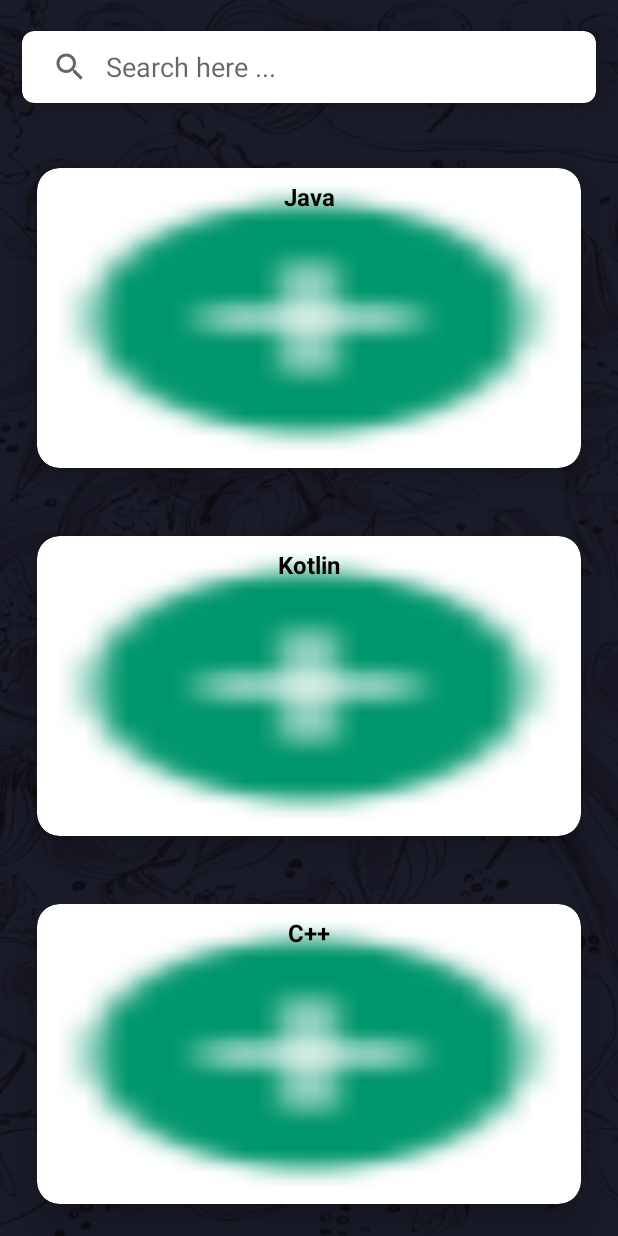
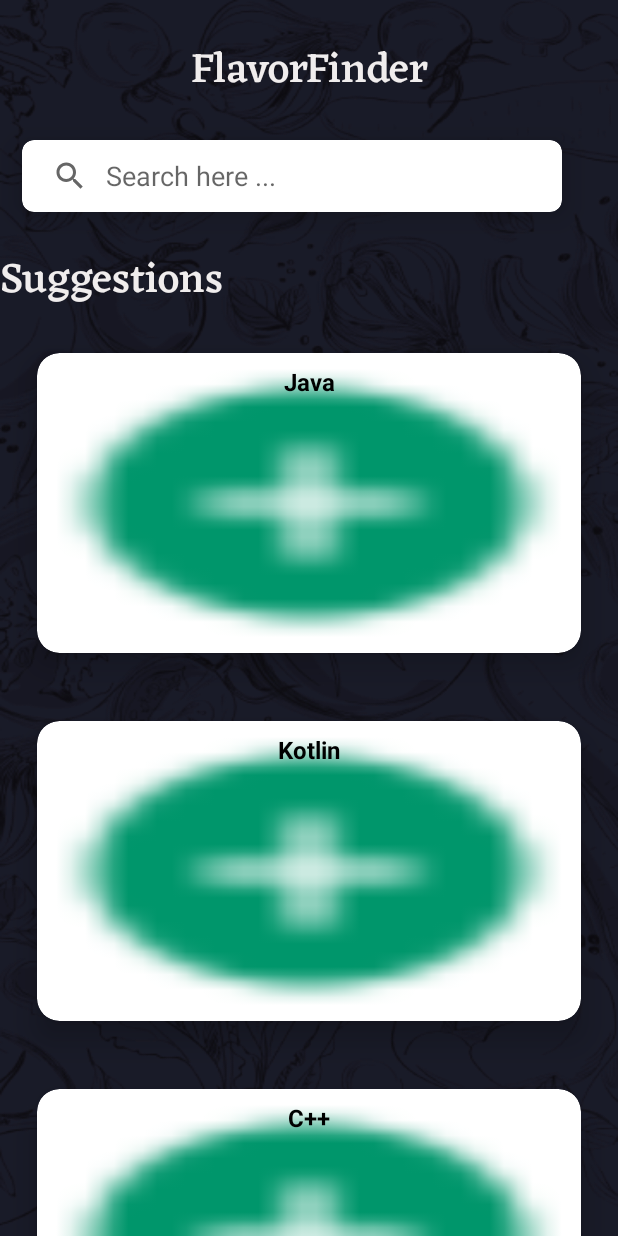
Before and after one commit to AakifAhmedd/MobileAppDev-CW2, an Android app: the SearchActivity screen opened directly, with no data from a screen before it, on a phone screen of 412 x 824 dp. Run offline under Robolectric (Android 15) with nearby library versions, the phone set to English and light mode, and no system bars.

```diff
--- a/app/src/main/res/layout/activity_search.xml
+++ b/app/src/main/res/layout/activity_search.xml
@@ -6,56 +6,58 @@
     xmlns:app="http://schemas.android.com/apk/res-auto"
     android:background="@drawable/bg_img">
 
+
+    <LinearLayout
+        android:id="@+id/search_screen"
+        android:layout_width="match_parent"
+        android:layout_height="match_parent"
+        android:orientation="vertical">
+
         <TextView
             android:id="@+id/textView"
             android:layout_width="match_parent"
             android:layout_height="wrap_content"
+            android:layout_marginTop="22dp"
+            android:fontFamily="@font/eczarm"
             android:gravity="center"
             android:text="@string/app_name"
             android:textColor="@color/white"
-        android:fontFamily="@font/eczarm"
-        android:textSize="28sp"
-        app:layout_constraintTop_toTopOf="parent"
-        android:layout_marginTop="22dp"/>
-
+            android:textSize="28sp" />
 
         <com.google.android.material.card.MaterialCardView
             android:id="@+id/materialCardView"
-        android:layout_width="0dp"
+            android:layout_width="wrap_content"
             android:layout_height="wrap_content"
             app:cardCornerRadius="8dp"
             app:cardElevation="12dp"
-        app:cardUseCompatPadding="true"
-        app:layout_constraintEnd_toEndOf="parent"
-        app:layout_constraintHorizontal_bias="0.5"
-        app:layout_constraintStart_toStartOf="parent"
-        app:layout_constraintTop_toTopOf="parent">
+            app:cardUseCompatPadding="true">
 
             <androidx.appcompat.widget.SearchView
                 android:id="@+id/searchView"
-            android:layout_width="match_parent"
+                android:layout_width="360dp"
                 android:layout_height="wrap_content"
                 app:iconifiedByDefault="false"
+                app:layout_constraintTop_toBottomOf="@+id/textView"
                 app:queryBackground="@android:color/transparent"
-            app:queryHint="Search here ..."
-            app:layout_constraintTop_toBottomOf="@+id/textView"/>
+                app:queryHint="Search here ..." />
 
         </com.google.android.material.card.MaterialCardView>
 
-
+        <TextView
+            android:id="@+id/suggestions"
+            android:layout_width="match_parent"
+            android:layout_height="wrap_content"
+            android:fontFamily="@font/eczarm"
+            android:text="@string/suggestions"
+            android:textColor="@color/white"
+            android:textSize="28sp" />
 
         <androidx.recyclerview.widget.RecyclerView
             android:id="@+id/recyclerView"
-        android:layout_width="0dp"
-        android:layout_height="0dp"
-        app:layout_constraintBottom_toBottomOf="parent"
-        app:layout_constraintEnd_toEndOf="parent"
-        app:layout_constraintHorizontal_bias="0.5"
-        app:layout_constraintStart_toStartOf="parent"
-        app:layout_constraintTop_toBottomOf="@+id/materialCardView" />
+            android:layout_width="match_parent"
+            android:layout_height="match_parent" />
 
-
-
+    </LinearLayout>
 
 
 </androidx.constraintlayout.widget.ConstraintLayout>
--- a/app/src/main/res/values-night/themes.xml
+++ b/app/src/main/res/values-night/themes.xml
@@ -4,7 +4,7 @@
         <!-- Primary brand color. -->
         <item name="colorPrimary">@color/colorPrimary</item>
         <item name="colorPrimaryVariant">@color/colorPrimaryDark</item>
-        <item name="colorOnPrimary">@color/black</item>
+        <item name="colorOnPrimary">@color/white</item>
         <!-- Secondary brand color. -->
         <item name="colorSecondary">@color/colorPrimary</item>
         <item name="colorSecondaryVariant">@color/colorPrimaryDark</item>
--- a/app/src/main/res/values/strings.xml
+++ b/app/src/main/res/values/strings.xml
@@ -7,4 +7,5 @@
 	<string name="search_for_meals_string">Search for Meals</string>
 	<string name="by_ingredient_string">Search for Meals \n By Ingredient</string>
 	<string name="add_meals_string">Add Meals</string>
+    <string name="suggestions">Suggestions</string>
 </resources>
```
Lines whose indentation alone changed are shown as unchanged.
